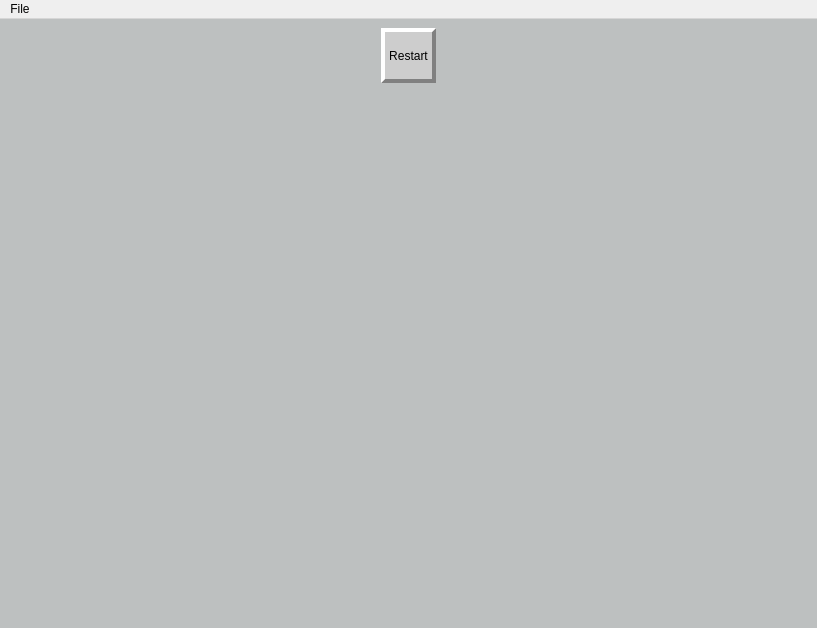
Before: the Qt Designer form src/view/game.ui in somedude72/minesweeper, drawn with Qt 5.
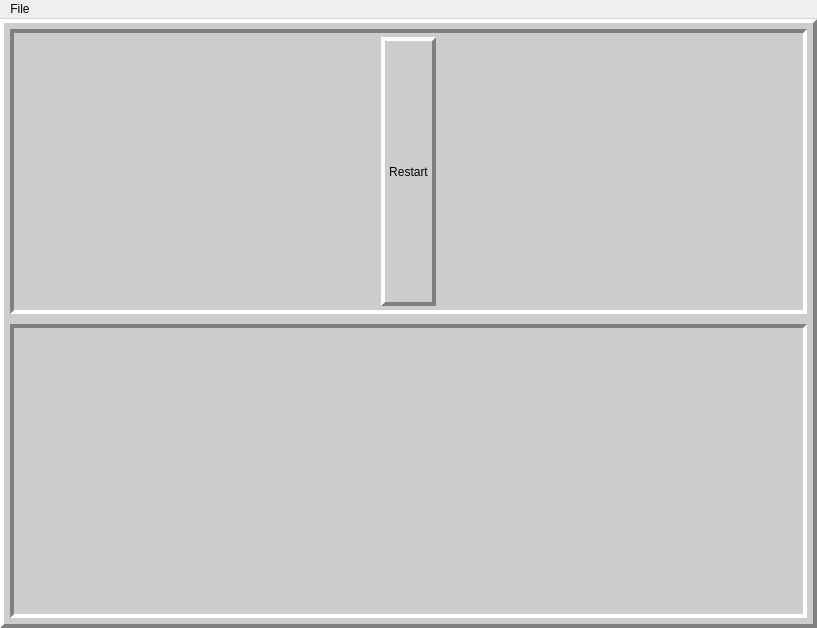
After: the same form once the commit is applied.

Patch:
```diff
--- a/src/view/game.ui
+++ b/src/view/game.ui
@@ -32,23 +32,132 @@
 }</string>
    </property>
    <layout class="QGridLayout" name="gridLayout">
+    <property name="leftMargin">
+     <number>0</number>
+    </property>
+    <property name="topMargin">
+     <number>0</number>
+    </property>
+    <property name="rightMargin">
+     <number>0</number>
+    </property>
+    <property name="bottomMargin">
+     <number>0</number>
+    </property>
+    <property name="spacing">
+     <number>0</number>
+    </property>
     <item row="0" column="0">
-     <layout class="QGridLayout" name="m_root_grid" rowstretch="0,0,0">
+     <widget class="QWidget" name="m_root_layout" native="true">
+      <property name="styleSheet">
+       <string notr="true">QWidget#m_root_layout {
+	border: 0px solid gray;
+    	border-right: 4px solid gray;
+	border-bottom: 4px solid gray;
+	border-top: 4px solid white;
+	border-left: 4px solid white;
+    	background-color: rgb(205, 205, 205);
+    	color: rgb(0, 0, 0);
+}</string>
+      </property>
+      <layout class="QGridLayout" name="m_root_grid" rowstretch="0,0">
       <property name="leftMargin">
        <number>0</number>
       </property>
-      <item row="2" column="0">
-       <layout class="QGridLayout" name="m_grid_board"/>
+       <property name="topMargin">
+        <number>0</number>
+       </property>
+       <property name="rightMargin">
+        <number>0</number>
+       </property>
+       <property name="bottomMargin">
+        <number>0</number>
+       </property>
+       <property name="spacing">
+        <number>0</number>
+       </property>
+       <item row="1" column="0">
+        <widget class="QWidget" name="m_board_grid" native="true">
+         <property name="styleSheet">
+          <string notr="true">QWidget#m_board_grid {
+	margin: 0px 10px 10px 10px;
+	border: 0px solid gray;
+    	border-top: 4px solid gray;
+	border-left: 4px solid gray;
+	border-right: 4px solid white;
+	border-bottom: 4px solid white;
+    	background-color: rgb(205, 205, 205);
+    	color: rgb(0, 0, 0);
+}</string>
+         </property>
+         <layout class="QGridLayout" name="m_grid_board">
+          <property name="leftMargin">
+           <number>16</number>
+          </property>
+          <property name="topMargin">
+           <number>6</number>
+          </property>
+          <property name="rightMargin">
+           <number>16</number>
+          </property>
+          <property name="bottomMargin">
+           <number>16</number>
+          </property>
+         </layout>
+        </widget>
       </item>
       <item row="0" column="0">
+        <widget class="QWidget" name="m_control_grid" native="true">
+         <property name="sizePolicy">
+          <sizepolicy hsizetype="Preferred" vsizetype="Preferred">
+           <horstretch>0</horstretch>
+           <verstretch>0</verstretch>
+          </sizepolicy>
+         </property>
+         <property name="minimumSize">
+          <size>
+           <width>0</width>
+           <height>85</height>
+          </size>
+         </property>
+         <property name="maximumSize">
+          <size>
+           <width>16777215</width>
+           <height>75</height>
+          </size>
+         </property>
+         <property name="styleSheet">
+          <string notr="true">QWidget#m_control_grid {
+	margin: 10px 10px 10px 10px;
+	border: 0px solid gray;
+    	border-top: 4px solid gray;
+	border-left: 4px solid gray;
+	border-right: 4px solid white;
+	border-bottom: 4px solid white;
+    	background-color: rgb(205, 205, 205);
+    	color: rgb(0, 0, 0);
+}</string>
+         </property>
        <layout class="QGridLayout" name="m_grid_ctrl" columnstretch="0,1,0,1,0">
         <property name="sizeConstraint">
          <enum>QLayout::SizeConstraint::SetMaximumSize</enum>
         </property>
+          <property name="leftMargin">
+           <number>0</number>
+          </property>
+          <property name="topMargin">
+           <number>0</number>
+          </property>
+          <property name="rightMargin">
+           <number>0</number>
+          </property>
+          <property name="bottomMargin">
+           <number>0</number>
+          </property>
         <item row="0" column="2">
          <widget class="QPushButton" name="m_ctrl_button_restart">
           <property name="sizePolicy">
-           <sizepolicy hsizetype="Maximum" vsizetype="Preferred">
+             <sizepolicy hsizetype="Preferred" vsizetype="Preferred">
             <horstretch>0</horstretch>
             <verstretch>0</verstretch>
            </sizepolicy>
@@ -59,30 +168,31 @@
             <height>55</height>
            </size>
           </property>
+            <property name="maximumSize">
+             <size>
+              <width>1000</width>
+              <height>1000</height>
+             </size>
+            </property>
           <property name="styleSheet">
-           <string notr="true">
-    QPushButton {
+             <string notr="true">QPushButton {
     	border: 0px solid gray;
     	border-right: 4px solid gray;
-        border-bottom: 4px solid gray;
-        border-top: 4px solid white;
-        border-left: 4px solid white;
+	border-bottom: 4px solid gray;
+	border-top: 4px solid white;
+	border-left: 4px solid white;
     	background-color: rgb(205, 205, 205);
+	margin-top: 18px;
+	margin-bottom: 18px;
     	color: rgb(0, 0, 0);
-    }
+}
         
     QPushButton:pressed {
         border: 0px solid gray;
     	border-right: 4px solid white;
-        border-bottom: 4px solid white;
-        border-top: 4px solid gray;
-        border-left: 4px solid gray;
-    	background-color: rgb(205, 205, 205);
-    	color: rgb(0, 0, 0);
-    }
-        
-    QPushButton:disabled {
-        border: 0.5px solid black;
+	border-bottom: 4px solid white;
+	border-top: 4px solid gray;
+	border-left: 4px solid gray;
     	background-color: rgb(205, 205, 205);
     	color: rgb(0, 0, 0);
 }</string>
@@ -122,18 +232,10 @@
          </spacer>
         </item>
        </layout>
-      </item>
-      <item row="1" column="0">
-       <widget class="QWidget" name="m_spacer_widget" native="true">
-        <property name="sizePolicy">
-         <sizepolicy hsizetype="Preferred" vsizetype="Expanding">
-          <horstretch>0</horstretch>
-          <verstretch>0</verstretch>
-         </sizepolicy>
-        </property>
        </widget>
       </item>
      </layout>
+     </widget>
     </item>
    </layout>
   </widget>
```
Left out of the diff: 4 changed lines with no effect on the pictures. Lines whose indentation alone changed are shown as unchanged.
